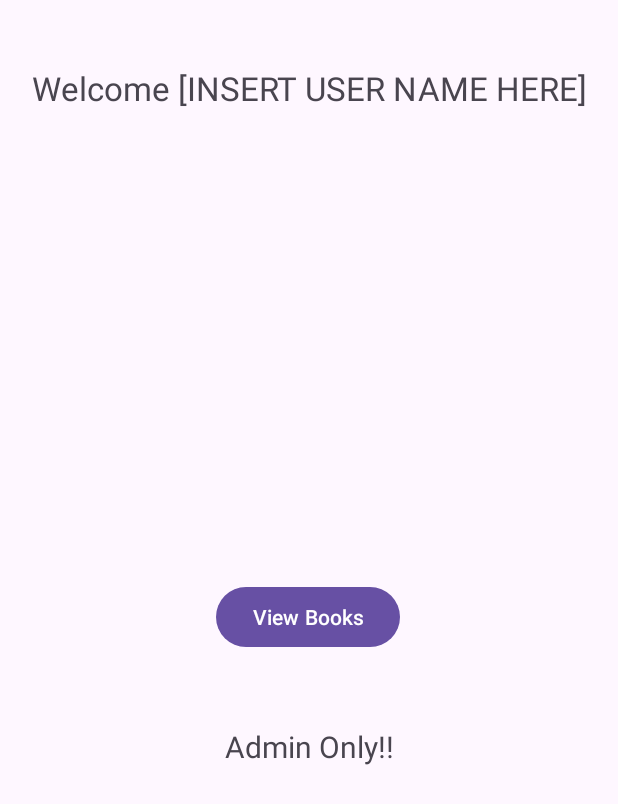
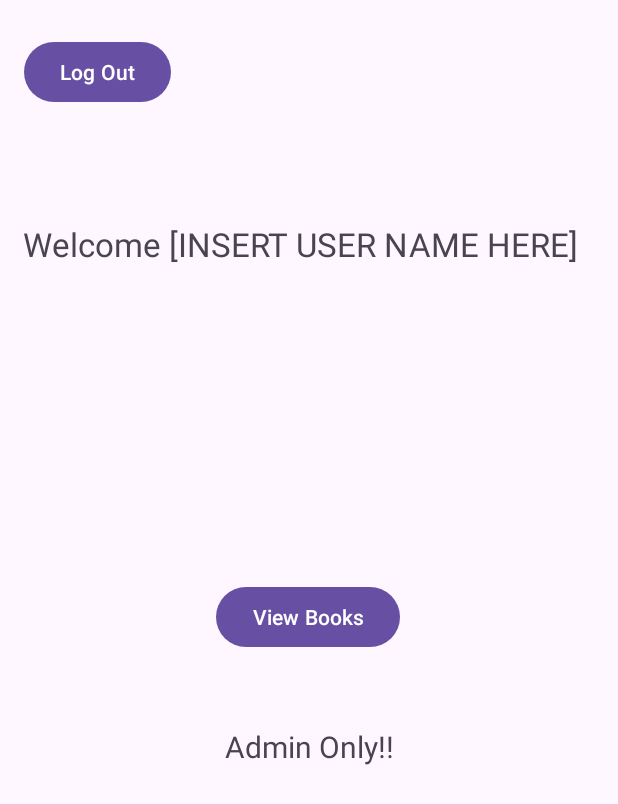
Before and after one commit to mb-driley/CST338-FA23_Project2_LibraryApp, an Android app: the LandingPage screen opened directly, with no data from a screen before it, on a phone screen of 412 x 824 dp. Shown: the top 804 px of the screen. Run offline under Robolectric (Android 15) with nearby library versions, the phone set to English and light mode, and no system bars; 2 statements that could not run were skipped.

Commit message:
Updated landing_page.xml, LandingPage.java, & MainActivity.java
landing_page.xml:
Added a log out button

LandingPage.java:
Wired up the log out button
Set the onClickListener for the log out button

MainActivity.java:
Implemented an intentFactory method

```diff
--- a/app/src/main/java/com/example/cst338fa23_project2_libraryapp/LandingPage.java
+++ b/app/src/main/java/com/example/cst338fa23_project2_libraryapp/LandingPage.java
@@ -11,7 +11,7 @@ import android.widget.Toast;
 import androidx.appcompat.app.AppCompatActivity;
 
 public class LandingPage extends AppCompatActivity {
-    private Button mAddUserButton, mDeleteUserButton, mCheckUserRentingBookButton, mViewBooksButton;
+    private Button mAddUserButton, mDeleteUserButton, mCheckUserRentingBookButton, mViewBooksButton, mLogOutButton;
     public static User mPassedInUser;
     private TextView mAdminOnlyText;
     @Override
@@ -33,6 +33,14 @@ public class LandingPage extends AppCompatActivity {
             mCheckUserRentingBookButton.setVisibility(View.INVISIBLE);
             mAdminOnlyText.setVisibility(View.INVISIBLE);
         }
+
+        mLogOutButton.setOnClickListener(new View.OnClickListener() {
+            @Override
+            public void onClick(View v) {
+                Intent intent = MainActivity.intentFactory(getApplicationContext());
+                startActivity(intent);
+            }
+        });
 
         // Sets an On Click Listener for the Add User Button for Admins
         mAddUserButton.setOnClickListener(new View.OnClickListener() {
@@ -78,6 +86,7 @@ public class LandingPage extends AppCompatActivity {
         mDeleteUserButton = findViewById(R.id.buttonDeleteUser);
         mCheckUserRentingBookButton = findViewById(R.id.buttonCheckUserRentingBook);
         mViewBooksButton = findViewById(R.id.buttonViewBooks);
+        mLogOutButton = findViewById(R.id.landingPageLogOutButton);
         mAdminOnlyText = findViewById(R.id.landingPageAdminOnlyTextView);
     }
 
--- a/app/src/main/java/com/example/cst338fa23_project2_libraryapp/MainActivity.java
+++ b/app/src/main/java/com/example/cst338fa23_project2_libraryapp/MainActivity.java
@@ -2,6 +2,7 @@ package com.example.cst338fa23_project2_libraryapp;
 
 import androidx.appcompat.app.AppCompatActivity;
 
+import android.content.Context;
 import android.content.Intent;
 import android.os.Bundle;
 import android.view.View;
@@ -74,4 +75,9 @@ public class MainActivity extends AppCompatActivity {
         mUsername = mUsernameField.getText().toString();
         mPassword = mPasswordField.getText().toString();
     }
+
+    public static Intent intentFactory(Context packageContext) {
+        Intent intent = new Intent(packageContext, MainActivity.class);
+        return intent;
+    }
 }
--- a/app/src/main/res/layout/landing_page.xml
+++ b/app/src/main/res/layout/landing_page.xml
@@ -58,10 +58,11 @@
         android:id="@+id/landingPageWelcomeTextView"
         android:layout_width="wrap_content"
         android:layout_height="wrap_content"
-        android:layout_marginTop="44dp"
+        android:layout_marginTop="148dp"
         android:text="Welcome [INSERT USER NAME HERE]"
         android:textSize="22sp"
         app:layout_constraintEnd_toEndOf="parent"
+        app:layout_constraintHorizontal_bias="0.372"
         app:layout_constraintStart_toStartOf="parent"
         app:layout_constraintTop_toTopOf="parent" />
 
@@ -78,4 +79,15 @@
         app:layout_constraintVertical_bias="0.698"
         tools:visibility="visible" />
 
+    <Button
+        android:id="@+id/landingPageLogOutButton"
+        android:layout_width="wrap_content"
+        android:layout_height="wrap_content"
+        android:layout_marginTop="24dp"
+        android:text="Log Out"
+        app:layout_constraintEnd_toEndOf="parent"
+        app:layout_constraintHorizontal_bias="0.05"
+        app:layout_constraintStart_toStartOf="parent"
+        app:layout_constraintTop_toTopOf="parent" />
+
 </androidx.constraintlayout.widget.ConstraintLayout>
```
